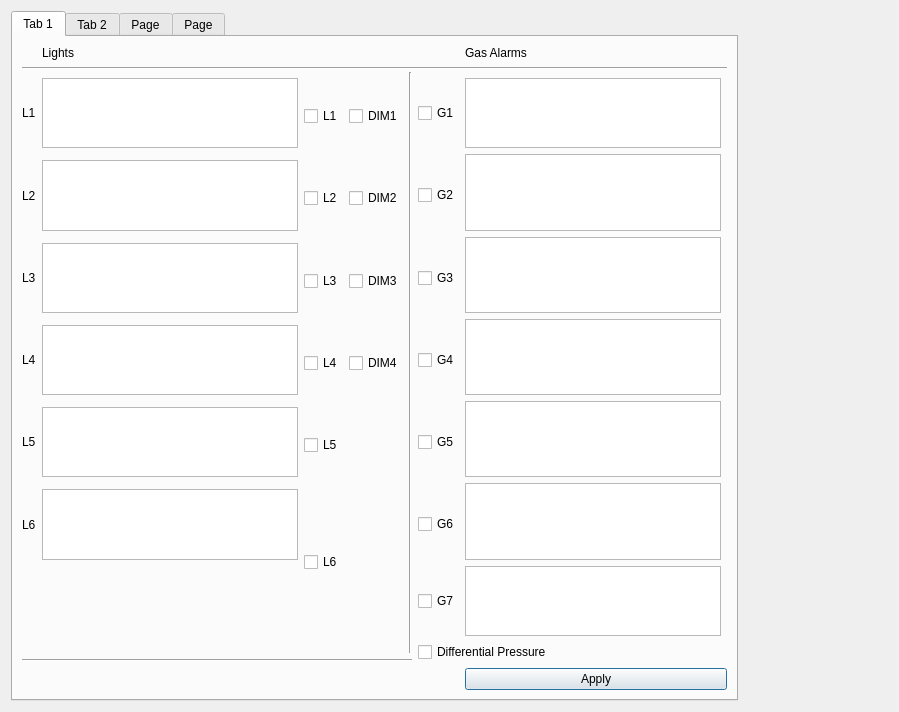
The window that copy_ui/settingsDialog.ui (eurosa/DigilineSystem-new) describes before a commit, drawn with Qt 5.
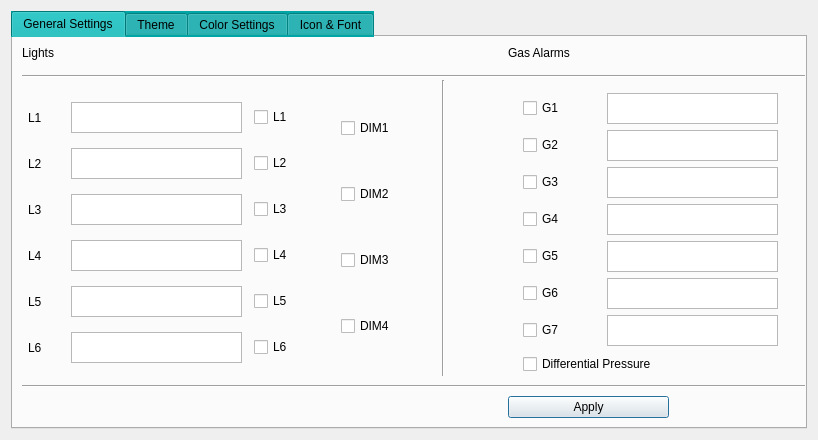
The same window after the commit. Icons and pictures are not drawn.

Patch:
```diff
--- a/copy_ui/settingsDialog.ui
+++ b/copy_ui/settingsDialog.ui
@@ -6,271 +6,836 @@
    <rect>
     <x>0</x>
     <y>0</y>
-    <width>899</width>
-    <height>472</height>
+    <width>814</width>
+    <height>440</height>
    </rect>
   </property>
   <property name="windowTitle">
    <string>Dialog</string>
   </property>
-  <layout class="QFormLayout" name="formLayout">
+  <layout class="QGridLayout" name="gridLayout">
    <item row="0" column="0">
     <widget class="QTabWidget" name="tabWidget">
+     <property name="enabled">
+      <bool>true</bool>
+     </property>
+     <property name="minimumSize">
+      <size>
+       <width>0</width>
+       <height>0</height>
+      </size>
+     </property>
+     <property name="maximumSize">
+      <size>
+       <width>796</width>
+       <height>477</height>
+      </size>
+     </property>
      <property name="whatsThis">
       <string>&lt;html&gt;&lt;head/&gt;&lt;body&gt;&lt;p&gt;&lt;br/&gt;&lt;/p&gt;&lt;/body&gt;&lt;/html&gt;</string>
      </property>
+     <property name="styleSheet">
+      <string notr="true">QTabBar{
+background-color: rgb(0, 166, 166);
+}
+ </string>
+     </property>
      <property name="currentIndex">
       <number>0</number>
      </property>
-     <widget class="QWidget" name="tab">
+     <property name="tabBarAutoHide">
+      <bool>false</bool>
+     </property>
+     <widget class="QWidget" name="tabGeneral">
       <attribute name="title">
-       <string>Tab 1</string>
+       <string>General Settings</string>
       </attribute>
-      <layout class="QGridLayout" name="gridLayout_2">
-       <item row="0" column="1">
+      <layout class="QGridLayout" name="gridLayout_5">
+       <item row="0" column="0">
         <widget class="QLabel" name="label">
+         <property name="minimumSize">
+          <size>
+           <width>67</width>
+           <height>0</height>
+          </size>
+         </property>
+         <property name="maximumSize">
+          <size>
+           <width>67</width>
+           <height>19</height>
+          </size>
+         </property>
          <property name="text">
           <string>Lights</string>
          </property>
         </widget>
        </item>
-       <item row="0" column="6">
+       <item row="0" column="3">
         <widget class="QLabel" name="label_2">
+         <property name="minimumSize">
+          <size>
+           <width>101</width>
+           <height>0</height>
+          </size>
+         </property>
+         <property name="maximumSize">
+          <size>
+           <width>101</width>
+           <height>19</height>
+          </size>
+         </property>
          <property name="text">
           <string>Gas Alarms</string>
          </property>
         </widget>
        </item>
-       <item row="1" column="0" rowspan="2" colspan="8">
+       <item row="1" column="0" rowspan="2" colspan="4">
         <widget class="Line" name="line_2">
+         <property name="minimumSize">
+          <size>
+           <width>851</width>
+           <height>0</height>
+          </size>
+         </property>
+         <property name="maximumSize">
+          <size>
+           <width>851</width>
+           <height>20</height>
+          </size>
+         </property>
          <property name="orientation">
           <enum>Qt::Horizontal</enum>
          </property>
         </widget>
        </item>
-       <item row="2" column="4" rowspan="14">
+       <item row="2" column="1" rowspan="2">
+        <layout class="QGridLayout" name="gridLayout_3">
+         <item row="0" column="0">
+          <widget class="QCheckBox" name="checkBoxDim1">
+           <property name="minimumSize">
+            <size>
+             <width>61</width>
+             <height>0</height>
+            </size>
+           </property>
+           <property name="maximumSize">
+            <size>
+             <width>61</width>
+             <height>24</height>
+            </size>
+           </property>
+           <property name="text">
+            <string>DIM1</string>
+           </property>
+          </widget>
+         </item>
+         <item row="1" column="0">
+          <widget class="QCheckBox" name="checkBoxDim2">
+           <property name="minimumSize">
+            <size>
+             <width>61</width>
+             <height>0</height>
+            </size>
+           </property>
+           <property name="maximumSize">
+            <size>
+             <width>61</width>
+             <height>24</height>
+            </size>
+           </property>
+           <property name="text">
+            <string>DIM2</string>
+           </property>
+          </widget>
+         </item>
+         <item row="2" column="0">
+          <widget class="QCheckBox" name="checkBoxDim3">
+           <property name="minimumSize">
+            <size>
+             <width>61</width>
+             <height>0</height>
+            </size>
+           </property>
+           <property name="maximumSize">
+            <size>
+             <width>61</width>
+             <height>24</height>
+            </size>
+           </property>
+           <property name="text">
+            <string>DIM3</string>
+           </property>
+          </widget>
+         </item>
+         <item row="3" column="0">
+          <widget class="QCheckBox" name="checkBoxDim4">
+           <property name="minimumSize">
+            <size>
+             <width>61</width>
+             <height>0</height>
+            </size>
+           </property>
+           <property name="maximumSize">
+            <size>
+             <width>61</width>
+             <height>24</height>
+            </size>
+           </property>
+           <property name="text">
+            <string>DIM4</string>
+           </property>
+          </widget>
+         </item>
+        </layout>
+       </item>
+       <item row="2" column="2" rowspan="2">
         <widget class="Line" name="line">
+         <property name="minimumSize">
+          <size>
+           <width>20</width>
+           <height>0</height>
+          </size>
+         </property>
+         <property name="maximumSize">
+          <size>
+           <width>20</width>
+           <height>331</height>
+          </size>
+         </property>
          <property name="orientation">
           <enum>Qt::Vertical</enum>
          </property>
         </widget>
        </item>
        <item row="3" column="0">
-        <widget class="QLabel" name="label_90">
-         <property name="text">
-          <string>L1</string>
-         </property>
-        </widget>
+        <layout class="QGridLayout" name="gridLayout_2">
+         <item row="0" column="0">
+          <widget class="QLabel" name="label_90">
+           <property name="minimumSize">
+            <size>
+             <width>31</width>
+             <height>0</height>
+            </size>
+           </property>
+           <property name="maximumSize">
+            <size>
+             <width>31</width>
+             <height>19</height>
+            </size>
+           </property>
+           <property name="text">
+            <string>L1</string>
+           </property>
+          </widget>
+         </item>
+         <item row="0" column="1">
+          <widget class="QTextEdit" name="light1">
+           <property name="minimumSize">
+            <size>
+             <width>171</width>
+             <height>0</height>
+            </size>
+           </property>
+           <property name="maximumSize">
+            <size>
+             <width>171</width>
+             <height>31</height>
+            </size>
+           </property>
+          </widget>
+         </item>
+         <item row="0" column="2">
+          <widget class="QCheckBox" name="checkBoxLight1">
+           <property name="minimumSize">
+            <size>
+             <width>51</width>
+             <height>0</height>
+            </size>
+           </property>
+           <property name="maximumSize">
+            <size>
+             <width>51</width>
+             <height>24</height>
+            </size>
+           </property>
+           <property name="text">
+            <string>L1</string>
+           </property>
+          </widget>
+         </item>
+         <item row="1" column="0">
+          <widget class="QLabel" name="label_91">
+           <property name="minimumSize">
+            <size>
+             <width>31</width>
+             <height>0</height>
+            </size>
+           </property>
+           <property name="maximumSize">
+            <size>
+             <width>31</width>
+             <height>19</height>
+            </size>
+           </property>
+           <property name="text">
+            <string>L2</string>
+           </property>
+          </widget>
+         </item>
+         <item row="1" column="1">
+          <widget class="QTextEdit" name="light2">
+           <property name="minimumSize">
+            <size>
+             <width>171</width>
+             <height>0</height>
+            </size>
+           </property>
+           <property name="maximumSize">
+            <size>
+             <width>171</width>
+             <height>31</height>
+            </size>
+           </property>
+          </widget>
+         </item>
+         <item row="1" column="2">
+          <widget class="QCheckBox" name="checkBoxLight2">
+           <property name="minimumSize">
+            <size>
+             <width>51</width>
+             <height>0</height>
+            </size>
+           </property>
+           <property name="maximumSize">
+            <size>
+             <width>51</width>
+             <height>24</height>
+            </size>
+           </property>
+           <property name="text">
+            <string>L2</string>
+           </property>
+          </widget>
+         </item>
+         <item row="2" column="0">
+          <widget class="QLabel" name="label_92">
+           <property name="minimumSize">
+            <size>
+             <width>31</width>
+             <height>0</height>
+            </size>
+           </property>
+           <property name="maximumSize">
+            <size>
+             <width>31</width>
+             <height>19</height>
+            </size>
+           </property>
+           <property name="text">
+            <string>L3</string>
+           </property>
+          </widget>
+         </item>
+         <item row="2" column="1">
+          <widget class="QTextEdit" name="light3">
+           <property name="minimumSize">
+            <size>
+             <width>171</width>
+             <height>0</height>
+            </size>
+           </property>
+           <property name="maximumSize">
+            <size>
+             <width>171</width>
+             <height>31</height>
+            </size>
+           </property>
+          </widget>
+         </item>
+         <item row="2" column="2">
+          <widget class="QCheckBox" name="checkBoxLight3">
+           <property name="minimumSize">
+            <size>
+             <width>51</width>
+             <height>0</height>
+            </size>
+           </property>
+           <property name="maximumSize">
+            <size>
+             <width>51</width>
+             <height>24</height>
+            </size>
+           </property>
+           <property name="text">
+            <string>L3</string>
+           </property>
+          </widget>
+         </item>
+         <item row="3" column="0">
+          <widget class="QLabel" name="label_93">
+           <property name="minimumSize">
+            <size>
+             <width>31</width>
+             <height>0</height>
+            </size>
+           </property>
+           <property name="maximumSize">
+            <size>
+             <width>31</width>
+             <height>19</height>
+            </size>
+           </property>
+           <property name="text">
+            <string>L4</string>
+           </property>
+          </widget>
+         </item>
+         <item row="3" column="1">
+          <widget class="QTextEdit" name="light4">
+           <property name="minimumSize">
+            <size>
+             <width>171</width>
+             <height>0</height>
+            </size>
+           </property>
+           <property name="maximumSize">
+            <size>
+             <width>171</width>
+             <height>31</height>
+            </size>
+           </property>
+          </widget>
+         </item>
+         <item row="3" column="2">
+          <widget class="QCheckBox" name="checkBoxLight4">
+           <property name="minimumSize">
+            <size>
+             <width>51</width>
+             <height>0</height>
+            </size>
+           </property>
+           <property name="maximumSize">
+            <size>
+             <width>51</width>
+             <height>24</height>
+            </size>
+           </property>
+           <property name="text">
+            <string>L4</string>
+           </property>
+          </widget>
+         </item>
+         <item row="4" column="0">
+          <widget class="QLabel" name="label_94">
+           <property name="minimumSize">
+            <size>
+             <width>31</width>
+             <height>0</height>
+            </size>
+           </property>
+           <property name="maximumSize">
+            <size>
+             <width>31</width>
+             <height>19</height>
+            </size>
+           </property>
+           <property name="text">
+            <string>L5</string>
+           </property>
+          </widget>
+         </item>
+         <item row="4" column="1">
+          <widget class="QTextEdit" name="light5">
+           <property name="minimumSize">
+            <size>
+             <width>171</width>
+             <height>0</height>
+            </size>
+           </property>
+           <property name="maximumSize">
+            <size>
+             <width>171</width>
+             <height>31</height>
+            </size>
+           </property>
+          </widget>
+         </item>
+         <item row="4" column="2">
+          <widget class="QCheckBox" name="checkBoxLight5">
+           <property name="minimumSize">
+            <size>
+             <width>51</width>
+             <height>0</height>
+            </size>
+           </property>
+           <property name="maximumSize">
+            <size>
+             <width>51</width>
+             <height>24</height>
+            </size>
+           </property>
+           <property name="text">
+            <string>L5</string>
+           </property>
+          </widget>
+         </item>
+         <item row="5" column="0">
+          <widget class="QLabel" name="label_95">
+           <property name="minimumSize">
+            <size>
+             <width>31</width>
+             <height>0</height>
+            </size>
+           </property>
+           <property name="maximumSize">
+            <size>
+             <width>31</width>
+             <height>19</height>
+            </size>
+           </property>
+           <property name="text">
+            <string>L6</string>
+           </property>
+          </widget>
+         </item>
+         <item row="5" column="1">
+          <widget class="QTextEdit" name="light6">
+           <property name="minimumSize">
+            <size>
+             <width>171</width>
+             <height>0</height>
+            </size>
+           </property>
+           <property name="maximumSize">
+            <size>
+             <width>171</width>
+             <height>31</height>
+            </size>
+           </property>
+          </widget>
+         </item>
+         <item row="5" column="2">
+          <widget class="QCheckBox" name="checkBoxLight6">
+           <property name="minimumSize">
+            <size>
+             <width>51</width>
+             <height>0</height>
+            </size>
+           </property>
+           <property name="maximumSize">
+            <size>
+             <width>51</width>
+             <height>24</height>
+            </size>
+           </property>
+           <property name="text">
+            <string>L6</string>
+           </property>
+          </widget>
+         </item>
+        </layout>
        </item>
-       <item row="3" column="1">
-        <widget class="QTextEdit" name="light1"/>
+       <item row="3" column="3">
+        <layout class="QGridLayout" name="gridLayout_4">
+         <item row="0" column="0">
+          <widget class="QCheckBox" name="checkBoxGas1">
+           <property name="minimumSize">
+            <size>
+             <width>51</width>
+             <height>0</height>
+            </size>
+           </property>
+           <property name="maximumSize">
+            <size>
+             <width>51</width>
+             <height>24</height>
+            </size>
+           </property>
+           <property name="text">
+            <string>G1</string>
+           </property>
+          </widget>
+         </item>
+         <item row="0" column="1">
+          <widget class="QTextEdit" name="gasNameEdit1">
+           <property name="minimumSize">
+            <size>
+             <width>171</width>
+             <height>0</height>
+            </size>
+           </property>
+           <property name="maximumSize">
+            <size>
+             <width>171</width>
+             <height>31</height>
+            </size>
+           </property>
+          </widget>
+         </item>
+         <item row="1" column="0">
+          <widget class="QCheckBox" name="checkBoxGas2">
+           <property name="minimumSize">
+            <size>
+             <width>51</width>
+             <height>0</height>
+            </size>
+           </property>
+           <property name="maximumSize">
+            <size>
+             <width>51</width>
+             <height>24</height>
+            </size>
+           </property>
+           <property name="text">
+            <string>G2</string>
+           </property>
+          </widget>
+         </item>
+         <item row="1" column="1">
+          <widget class="QTextEdit" name="gasNameEdit2">
+           <property name="minimumSize">
+            <size>
+             <width>171</width>
+             <height>0</height>
+            </size>
+           </property>
+           <property name="maximumSize">
+            <size>
+             <width>171</width>
+             <height>31</height>
+            </size>
+           </property>
+          </widget>
+         </item>
+         <item row="2" column="0">
+          <widget class="QCheckBox" name="checkBoxGas3">
+           <property name="minimumSize">
+            <size>
+             <width>51</width>
+             <height>0</height>
+            </size>
+           </property>
+           <property name="maximumSize">
+            <size>
+             <width>51</width>
+             <height>24</height>
+            </size>
+           </property>
+           <property name="text">
+            <string>G3</string>
+           </property>
+          </widget>
+         </item>
+         <item row="2" column="1">
+          <widget class="QTextEdit" name="gasNameEdit3">
+           <property name="minimumSize">
+            <size>
+             <width>171</width>
+             <height>0</height>
+            </size>
+           </property>
+           <property name="maximumSize">
+            <size>
+             <width>171</width>
+             <height>31</height>
+            </size>
+           </property>
+          </widget>
+         </item>
+         <item row="3" column="0">
+          <widget class="QCheckBox" name="checkBoxGas4">
+           <property name="minimumSize">
+            <size>
+             <width>51</width>
+             <height>0</height>
+            </size>
+           </property>
+           <property name="maximumSize">
+            <size>
+             <width>51</width>
+             <height>24</height>
+            </size>
+           </property>
+           <property name="text">
+            <string>G4</string>
+           </property>
+          </widget>
+         </item>
+         <item row="3" column="1">
+          <widget class="QTextEdit" name="gasNameEdit4">
+           <property name="minimumSize">
+            <size>
+             <width>171</width>
+             <height>0</height>
+            </size>
+           </property>
+           <property name="maximumSize">
+            <size>
+             <width>171</width>
+             <height>31</height>
+            </size>
+           </property>
+          </widget>
+         </item>
+         <item row="4" column="0">
+          <widget class="QCheckBox" name="checkBoxGas5">
+           <property name="minimumSize">
+            <size>
+             <width>61</width>
+             <height>0</height>
+            </size>
+           </property>
+           <property name="maximumSize">
+            <size>
+             <width>61</width>
+             <height>24</height>
+            </size>
+           </property>
+           <property name="text">
+            <string>G5</string>
+           </property>
+          </widget>
+         </item>
+         <item row="4" column="1">
+          <widget class="QTextEdit" name="gasNameEdit5">
+           <property name="minimumSize">
+            <size>
+             <width>171</width>
+             <height>0</height>
+            </size>
+           </property>
+           <property name="maximumSize">
+            <size>
+             <width>171</width>
+             <height>31</height>
+            </size>
+           </property>
+          </widget>
+         </item>
+         <item row="5" column="0">
+          <widget class="QCheckBox" name="checkBoxGas6">
+           <property name="minimumSize">
+            <size>
+             <width>51</width>
+             <height>0</height>
+            </size>
+           </property>
+           <property name="maximumSize">
+            <size>
+             <width>51</width>
+             <height>24</height>
+            </size>
+           </property>
+           <property name="text">
+            <string>G6</string>
+           </property>
+          </widget>
+         </item>
+         <item row="5" column="1">
+          <widget class="QTextEdit" name="gasNameEdit6">
+           <property name="minimumSize">
+            <size>
+             <width>171</width>
+             <height>0</height>
+            </size>
+           </property>
+           <property name="maximumSize">
+            <size>
+             <width>171</width>
+             <height>31</height>
+            </size>
+           </property>
+          </widget>
+         </item>
+         <item row="6" column="0">
+          <widget class="QCheckBox" name="checkBoxGas7">
+           <property name="minimumSize">
+            <size>
+             <width>51</width>
+             <height>0</height>
+            </size>
+           </property>
+           <property name="maximumSize">
+            <size>
+             <width>51</width>
+             <height>24</height>
+            </size>
+           </property>
+           <property name="text">
+            <string>G7</string>
+           </property>
+          </widget>
+         </item>
+         <item row="6" column="1">
+          <widget class="QTextEdit" name="gasNameEdit7">
+           <property name="minimumSize">
+            <size>
+             <width>171</width>
+             <height>0</height>
+            </size>
+           </property>
+           <property name="maximumSize">
+            <size>
+             <width>171</width>
+             <height>31</height>
+            </size>
+           </property>
+          </widget>
+         </item>
+         <item row="7" column="0" colspan="2">
+          <widget class="QCheckBox" name="checkBoxDifferentialPressure">
+           <property name="minimumSize">
+            <size>
+             <width>241</width>
+             <height>0</height>
+            </size>
+           </property>
+           <property name="maximumSize">
+            <size>
+             <width>241</width>
+             <height>24</height>
+            </size>
+           </property>
+           <property name="text">
+            <string>Differential Pressure</string>
+           </property>
+          </widget>
+         </item>
+        </layout>
        </item>
-       <item row="3" column="2" rowspan="2">
-        <widget class="QCheckBox" name="checkBoxLight1">
-         <property name="text">
-          <string>L1</string>
-         </property>
-        </widget>
-       </item>
-       <item row="3" column="3" rowspan="2">
-        <widget class="QCheckBox" name="checkBoxDim1">
-         <property name="text">
-          <string>DIM1</string>
-         </property>
-        </widget>
-       </item>
-       <item row="3" column="5">
-        <widget class="QCheckBox" name="checkBoxGas1">
-         <property name="text">
-          <string>G1</string>
-         </property>
-        </widget>
-       </item>
-       <item row="3" column="6">
-        <widget class="QTextEdit" name="gasNameEdit1"/>
-       </item>
-       <item row="4" column="6" rowspan="2">
-        <widget class="QTextEdit" name="gasNameEdit2"/>
-       </item>
-       <item row="5" column="0">
-        <widget class="QLabel" name="label_91">
-         <property name="text">
-          <string>L2</string>
-         </property>
-        </widget>
-       </item>
-       <item row="5" column="1">
-        <widget class="QTextEdit" name="light2"/>
-       </item>
-       <item row="5" column="2" rowspan="2">
-        <widget class="QCheckBox" name="checkBoxLight2">
-         <property name="text">
-          <string>L2</string>
-         </property>
-        </widget>
-       </item>
-       <item row="5" column="3" rowspan="2">
-        <widget class="QCheckBox" name="checkBoxDim2">
-         <property name="text">
-          <string>DIM2</string>
-         </property>
-        </widget>
-       </item>
-       <item row="5" column="5">
-        <widget class="QCheckBox" name="checkBoxGas2">
-         <property name="text">
-          <string>G2</string>
-         </property>
-        </widget>
-       </item>
-       <item row="6" column="6" rowspan="2">
-        <widget class="QTextEdit" name="gasNameEdit3"/>
-       </item>
-       <item row="7" column="0">
-        <widget class="QLabel" name="label_92">
-         <property name="text">
-          <string>L3</string>
-         </property>
-        </widget>
-       </item>
-       <item row="7" column="1">
-        <widget class="QTextEdit" name="light3"/>
-       </item>
-       <item row="7" column="2" rowspan="2">
-        <widget class="QCheckBox" name="checkBoxLight3">
-         <property name="text">
-          <string>L3</string>
-         </property>
-        </widget>
-       </item>
-       <item row="7" column="3" rowspan="2">
-        <widget class="QCheckBox" name="checkBoxDim3">
-         <property name="text">
-          <string>DIM3</string>
-         </property>
-        </widget>
-       </item>
-       <item row="7" column="5">
-        <widget class="QCheckBox" name="checkBoxGas3">
-         <property name="text">
-          <string>G3</string>
-         </property>
-        </widget>
-       </item>
-       <item row="8" column="6" rowspan="2">
-        <widget class="QTextEdit" name="gasNameEdit4"/>
-       </item>
-       <item row="9" column="0">
-        <widget class="QLabel" name="label_93">
-         <property name="text">
-          <string>L4</string>
-         </property>
-        </widget>
-       </item>
-       <item row="9" column="1">
-        <widget class="QTextEdit" name="light4"/>
-       </item>
-       <item row="9" column="2" rowspan="2">
-        <widget class="QCheckBox" name="checkBoxLight4">
-         <property name="text">
-          <string>L4</string>
-         </property>
-        </widget>
-       </item>
-       <item row="9" column="3" rowspan="2">
-        <widget class="QCheckBox" name="checkBoxDim4">
-         <property name="text">
-          <string>DIM4</string>
-         </property>
-        </widget>
-       </item>
-       <item row="9" column="5">
-        <widget class="QCheckBox" name="checkBoxGas4">
-         <property name="text">
-          <string>G4</string>
-         </property>
-        </widget>
-       </item>
-       <item row="10" column="6" rowspan="2">
-        <widget class="QTextEdit" name="gasNameEdit5"/>
-       </item>
-       <item row="11" column="0">
-        <widget class="QLabel" name="label_94">
-         <property name="text">
-          <string>L5</string>
-         </property>
-        </widget>
-       </item>
-       <item row="11" column="1">
-        <widget class="QTextEdit" name="light5"/>
-       </item>
-       <item row="11" column="2" rowspan="2">
-        <widget class="QCheckBox" name="checkBoxLight5">
-         <property name="text">
-          <string>L5</string>
-         </property>
-        </widget>
-       </item>
-       <item row="11" column="5">
-        <widget class="QCheckBox" name="checkBoxGas5">
-         <property name="text">
-          <string>G5</string>
-         </property>
-        </widget>
-       </item>
-       <item row="12" column="6" rowspan="2">
-        <widget class="QTextEdit" name="gasNameEdit6"/>
-       </item>
-       <item row="13" column="0">
-        <widget class="QLabel" name="label_95">
-         <property name="text">
-          <string>L6</string>
-         </property>
-        </widget>
-       </item>
-       <item row="13" column="1">
-        <widget class="QTextEdit" name="light6"/>
-       </item>
-       <item row="13" column="2" rowspan="2">
-        <widget class="QCheckBox" name="checkBoxLight6">
-         <property name="text">
-          <string>L6</string>
-         </property>
-        </widget>
-       </item>
-       <item row="13" column="5">
-        <widget class="QCheckBox" name="checkBoxGas6">
-         <property name="text">
-          <string>G6</string>
-         </property>
-        </widget>
-       </item>
-       <item row="14" column="5">
-        <widget class="QCheckBox" name="checkBoxGas7">
-         <property name="text">
-          <string>G7</string>
-         </property>
-        </widget>
-       </item>
-       <item row="14" column="6">
-        <widget class="QTextEdit" name="gasNameEdit7"/>
-       </item>
-       <item row="15" column="5" rowspan="2" colspan="2">
-        <widget class="QCheckBox" name="checkBoxDifferentialPressure">
-         <property name="text">
-          <string>Differential Pressure</string>
-         </property>
-        </widget>
-       </item>
-       <item row="16" column="0" colspan="5">
+       <item row="4" column="0" colspan="4">
         <widget class="Line" name="line_3">
+         <property name="minimumSize">
+          <size>
+           <width>851</width>
+           <height>0</height>
+          </size>
+         </property>
+         <property name="maximumSize">
+          <size>
+           <width>851</width>
+           <height>20</height>
+          </size>
+         </property>
          <property name="orientation">
           <enum>Qt::Horizontal</enum>
          </property>
         </widget>
        </item>
-       <item row="17" column="6" colspan="2">
+       <item row="5" column="3">
         <widget class="QPushButton" name="buttonApplyGeneral">
+         <property name="minimumSize">
+          <size>
+           <width>161</width>
+           <height>0</height>
+          </size>
+         </property>
+         <property name="maximumSize">
+          <size>
+           <width>161</width>
+           <height>31</height>
+          </size>
+         </property>
          <property name="text">
           <string>Apply</string>
          </property>
@@ -323,9 +888,213 @@
      </widget>
      <widget class="QWidget" name="tab_2">
       <attribute name="title">
-       <string>Tab 2</string>
+       <string>Theme</string>
       </attribute>
-      <widget class="QLabel" name="label_7">
+      <layout class="QGridLayout" name="gridLayout_7">
+       <item row="0" column="0">
+        <layout class="QGridLayout" name="gridLayout_6">
+         <item row="0" column="0">
+          <widget class="QLabel" name="label_7">
+           <property name="text">
+            <string>Theme</string>
+           </property>
+          </widget>
+         </item>
+         <item row="0" column="1" colspan="2">
+          <widget class="QComboBox" name="comboBoxTheme"/>
+         </item>
+         <item row="0" column="3">
+          <widget class="QPushButton" name="buttonApplyTheme">
+           <property name="text">
+            <string>Apply </string>
+           </property>
+          </widget>
+         </item>
+         <item row="0" column="4">
+          <widget class="QLabel" name="labelDisplayTheme">
+           <property name="text">
+            <string>Theme display</string>
+           </property>
+           <property name="scaledContents">
+            <bool>true</bool>
+           </property>
+          </widget>
+         </item>
+         <item row="1" column="0" colspan="5">
+          <widget class="Line" name="line_10">
+           <property name="orientation">
+            <enum>Qt::Horizontal</enum>
+           </property>
+          </widget>
+         </item>
+         <item row="2" column="0">
+          <widget class="QLabel" name="label_8">
+           <property name="text">
+            <string>Background Image</string>
+           </property>
+          </widget>
+         </item>
+         <item row="2" column="1">
+          <widget class="QPushButton" name="chooseBackGroundImage">
+           <property name="text">
+            <string>Choose file</string>
+           </property>
+          </widget>
+         </item>
+         <item row="2" column="2">
+          <widget class="QLabel" name="displayBackGroundImagePath">
+           <property name="text">
+            <string>No file chosen</string>
+           </property>
+           <property name="wordWrap">
+            <bool>true</bool>
+           </property>
+          </widget>
+         </item>
+         <item row="2" column="3" rowspan="2">
+          <widget class="QPushButton" name="buttonApplyBackGroundImage">
+           <property name="text">
+            <string>Apply </string>
+           </property>
+          </widget>
+         </item>
+         <item row="2" column="4" rowspan="2">
+          <widget class="QLabel" name="labelDisplayBackGroundImage">
+           <property name="text">
+            <string>&lt;html&gt;&lt;head/&gt;&lt;body&gt;&lt;p align=&quot;justify&quot;&gt;Bacground Image &lt;/p&gt;&lt;p align=&quot;justify&quot;&gt;Display display&lt;/p&gt;&lt;/body&gt;&lt;/html&gt;</string>
+           </property>
+           <property name="scaledContents">
+            <bool>true</bool>
+           </property>
+          </widget>
+         </item>
+         <item row="3" column="1">
+          <widget class="QCheckBox" name="enableBackGroundImage">
+           <property name="text">
+            <string>Enable</string>
+           </property>
+          </widget>
+         </item>
+         <item row="3" column="2">
+          <widget class="QCheckBox" name="disableBackGroundImage">
+           <property name="text">
+            <string>Disable</string>
+           </property>
+          </widget>
+         </item>
+         <item row="4" column="0" colspan="5">
+          <widget class="Line" name="line_11">
+           <property name="orientation">
+            <enum>Qt::Horizontal</enum>
+           </property>
+          </widget>
+         </item>
+         <item row="5" column="0">
+          <widget class="QLabel" name="label_9">
+           <property name="text">
+            <string>Logo</string>
+           </property>
+          </widget>
+         </item>
+         <item row="5" column="1">
+          <widget class="QPushButton" name="chooseLogo">
+           <property name="text">
+            <string>Choose file</string>
+           </property>
+          </widget>
+         </item>
+         <item row="5" column="2">
+          <widget class="QLabel" name="displayLogoPath">
+           <property name="text">
+            <string>No file chosen</string>
+           </property>
+          </widget>
+         </item>
+         <item row="5" column="3" rowspan="2">
+          <widget class="QPushButton" name="buttonApplyLogo">
+           <property name="text">
+            <string>Apply </string>
+           </property>
+          </widget>
+         </item>
+         <item row="5" column="4" rowspan="2">
+          <widget class="QLabel" name="labelDisplayLogo">
+           <property name="text">
+            <string>Logo Display</string>
+           </property>
+           <property name="scaledContents">
+            <bool>true</bool>
+           </property>
+          </widget>
+         </item>
+         <item row="6" column="1">
+          <widget class="QCheckBox" name="enableLogo">
+           <property name="text">
+            <string>Enable</string>
+           </property>
+          </widget>
+         </item>
+         <item row="6" column="2">
+          <widget class="QCheckBox" name="disableLogo">
+           <property name="text">
+            <string>Disable</string>
+           </property>
+          </widget>
+         </item>
+         <item row="7" column="0" colspan="5">
+          <widget class="Line" name="line_12">
+           <property name="orientation">
+            <enum>Qt::Horizontal</enum>
+           </property>
+          </widget>
+         </item>
+         <item row="8" column="0">
+          <widget class="QLabel" name="label_10">
+           <property name="text">
+            <string>Power On Screen Image</string>
+           </property>
+          </widget>
+         </item>
+         <item row="8" column="1">
+          <widget class="QPushButton" name="choosePowerOnScreenImage">
+           <property name="text">
+            <string>Choose file</string>
+           </property>
+          </widget>
+         </item>
+         <item row="8" column="2">
+          <widget class="QLabel" name="labelDisplayPowerOnScreenImage">
+           <property name="text">
+            <string>No file chosen</string>
+           </property>
+          </widget>
+         </item>
+         <item row="8" column="3">
+          <widget class="QPushButton" name="buttonPowerOnScreenImage">
+           <property name="text">
+            <string>Apply</string>
+           </property>
+          </widget>
+         </item>
+         <item row="8" column="4">
+          <widget class="QLabel" name="labelDisplayPowerOnScreenImage_2">
+           <property name="text">
+            <string>&lt;html&gt;&lt;head/&gt;&lt;body&gt;&lt;p&gt;Power On &lt;/p&gt;&lt;p&gt;Screen Image&lt;/p&gt;&lt;/body&gt;&lt;/html&gt;</string>
+           </property>
+           <property name="scaledContents">
+            <bool>true</bool>
+           </property>
+          </widget>
+         </item>
+        </layout>
+       </item>
+      </layout>
+     </widget>
+     <widget class="QWidget" name="tabColor">
+      <attribute name="title">
+       <string>Color Settings</string>
+      </attribute>
+      <widget class="QLabel" name="label_3">
        <property name="geometry">
         <rect>
          <x>30</x>
@@ -678,7 +1447,7 @@
      </widget>
      <widget class="QWidget" name="tab_7">
       <attribute name="title">
-       <string>Page</string>
+       <string>Icon &amp;&amp; Font</string>
       </attribute>
       <widget class="Line" name="line_19">
        <property name="geometry">
@@ -1282,11 +2051,6 @@
        </layout>
       </widget>
      </widget>
-     <widget class="QWidget" name="tab_8">
-      <attribute name="title">
-       <string>Page</string>
-      </attribute>
-     </widget>
     </widget>
    </item>
   </layout>
```
Left out of the diff: 372 changed lines with no effect on the pictures.
